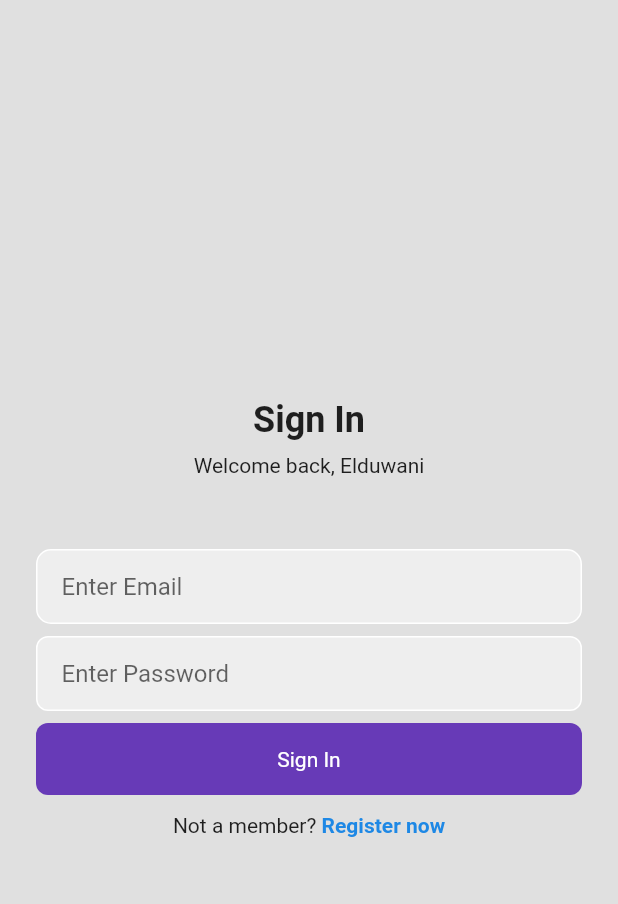
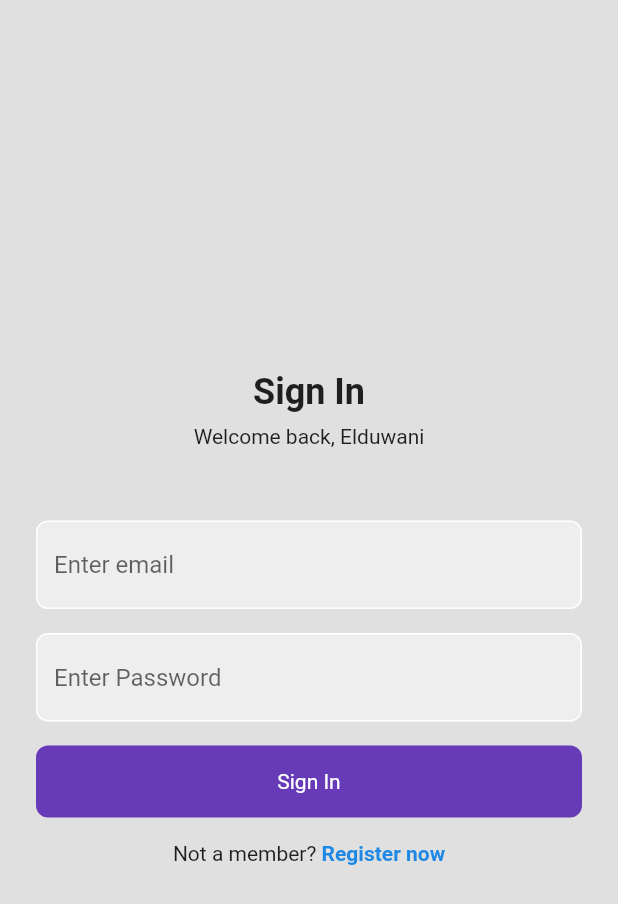
Before and after one commit to Elduwani/flutter-demo-app, a Flutter app: the screen it shows after launch, on a phone screen of 412 x 824 dp. Shown: the top 904 px of the screen. Run offline on Flutter 3.47's test engine with Material 2 defaults, Android fonts, the phone set to English and light mode, and no system bars; our stand-ins replace firebase_auth, firebase_core; accounts and stored records are empty.

Commit message:
added athentication

```diff
--- /dev/null
+++ b/lib/components/input.dart
@@ -0,0 +1,38 @@
+import 'package:flutter/material.dart';
+
+class Input extends StatelessWidget {
+  static const _unit = 8.0;
+  final TextEditingController controller;
+  final String? placeholder;
+  final bool obscureText;
+
+  const Input({
+    Key? key,
+    required this.controller,
+    required this.placeholder,
+    this.obscureText = false,
+  }) : super(key: key);
+
+  @override
+  Widget build(BuildContext context) {
+    return Padding(
+      padding: const EdgeInsets.symmetric(horizontal: _unit * 3),
+      child: TextField(
+        obscureText: obscureText,
+        controller: controller,
+        decoration: InputDecoration(
+          enabledBorder: const OutlineInputBorder(
+            borderSide: BorderSide(color: Colors.white),
+            borderRadius: BorderRadius.all(Radius.circular(_unit)),
+          ),
+          focusedBorder: const OutlineInputBorder(
+              borderSide: BorderSide(color: Colors.deepPurple),
+              borderRadius: BorderRadius.all(Radius.circular(_unit))),
+          hintText: placeholder,
+          fillColor: Colors.grey[200],
+          filled: true,
+        ),
+      ),
+    );
+  }
+}
--- a/lib/main.dart
+++ b/lib/main.dart
@@ -1,7 +1,10 @@
-import 'package:demo_app/pages/login.dart';
+import 'package:demo_app/pages/auth/index.dart';
 import 'package:flutter/material.dart';
+import 'package:firebase_core/firebase_core.dart';
 
-void main() {
+void main() async {
+  WidgetsFlutterBinding.ensureInitialized();
+  await Firebase.initializeApp();
   runApp(const MyApp());
 }
 
@@ -11,21 +14,10 @@ class MyApp extends StatelessWidget {
   // This widget is the root of your application.
   @override
   Widget build(BuildContext context) {
-    return MaterialApp(
+    return const MaterialApp(
       title: 'Flutter Demo',
-      theme: ThemeData(
-        // This is the theme of your application.
-        //
-        // Try running your application with "flutter run". You'll see the
-        // application has a blue toolbar. Then, without quitting the app, try
-        // changing the primarySwatch below to Colors.green and then invoke
-        // "hot reload" (press "r" in the console where you ran "flutter run",
-        // or simply save your changes to "hot reload" in a Flutter IDE).
-        // Notice that the counter didn't reset back to zero; the application
-        // is not restarted.
-        primarySwatch: Colors.blue,
-      ),
-      home: const LoginPage(title: 'Sign in to Sentry'),
+      debugShowCheckedModeBanner: false,
+      home: MainPage(),
     );
   }
 }
--- /dev/null
+++ b/lib/pages/auth/index.dart
@@ -0,0 +1,45 @@
+import 'package:demo_app/pages/auth/login.dart';
+import 'package:demo_app/pages/auth/register.dart';
+import 'package:firebase_auth/firebase_auth.dart';
+import 'package:flutter/material.dart';
+import '../home_page.dart';
+
+class MainPage extends StatelessWidget {
+  const MainPage({Key? key}) : super(key: key);
+
+  @override
+  Widget build(BuildContext context) {
+    return Scaffold(
+      body: StreamBuilder<User?>(
+        stream: FirebaseAuth.instance.authStateChanges(),
+        builder: (context, snapshot) {
+          if (snapshot.hasData) {
+            return const HomePage();
+          }
+          return const AuthPage();
+        },
+      ),
+    );
+  }
+}
+
+class AuthPage extends StatefulWidget {
+  const AuthPage({Key? key}) : super(key: key);
+  @override
+  State<AuthPage> createState() => _AuthPageState();
+}
+
+class _AuthPageState extends State<AuthPage> {
+  //Initially show the login page
+  bool showLoginPage = true;
+
+  void toggleScreen() => setState(() => showLoginPage = !showLoginPage);
+
+  @override
+  Widget build(BuildContext context) {
+    if (showLoginPage) {
+      return LoginPage(toggleScreen: toggleScreen);
+    }
+    return RegisterPage(toggleScreen: toggleScreen);
+  }
+}
--- /dev/null
+++ b/lib/pages/auth/login.dart
@@ -0,0 +1,121 @@
+import 'package:firebase_auth/firebase_auth.dart';
+import 'package:flutter/material.dart';
+
+import '../../components/input.dart';
+
+class LoginPage extends StatefulWidget {
+  // Fields in a Widget subclass are always marked "final".
+  final VoidCallback toggleScreen;
+  const LoginPage({
+    Key? key,
+    required this.toggleScreen,
+  }) : super(key: key);
+
+  @override
+  State<LoginPage> createState() => _LoginPageState();
+}
+
+class _LoginPageState extends State<LoginPage> {
+  final _username = 'Elduwani';
+  static const _unit = 8.0;
+  final _emailController = TextEditingController();
+  final _passwordController = TextEditingController();
+
+  @override
+  void dispose() {
+    _emailController.dispose();
+    _passwordController.dispose();
+    super.dispose();
+  }
+
+  Future signIn() async {
+    await FirebaseAuth.instance.signInWithEmailAndPassword(
+      email: _emailController.text.trim(),
+      password: _passwordController.text,
+    );
+  }
+
+  @override
+  Widget build(BuildContext context) {
+    // This method is rerun every time setState is called, for instance as done
+    // by the _incrementCounter method above.
+    //
+    // The Flutter framework has been optimized to make rerunning build methods
+    // fast, so that you can just rebuild anything that needs updating rather
+    // than having to individually change instances of widgets.
+    return Scaffold(
+      backgroundColor: Colors.grey[300],
+      body: SafeArea(
+        child: Center(
+          child: Column(
+            mainAxisAlignment: MainAxisAlignment.center,
+            children: [
+              const Text(
+                'Sign In',
+                style:
+                    TextStyle(fontWeight: FontWeight.bold, fontSize: _unit * 3),
+              ),
+              const SizedBox(height: _unit),
+              Text('Welcome back, $_username'),
+
+              //INPUT 1
+              const SizedBox(height: _unit * 6),
+              Input(
+                placeholder: 'Enter email',
+                controller: _emailController,
+              ),
+
+              //INPUT 2
+              const SizedBox(height: _unit * 2),
+              Input(
+                placeholder: "Enter Password",
+                controller: _passwordController,
+                obscureText: true,
+              ),
+
+              //BUTTON
+              const SizedBox(height: _unit * 2),
+              GestureDetector(
+                onTap: signIn,
+                child: Padding(
+                  padding: const EdgeInsets.symmetric(horizontal: _unit * 3),
+                  child: Container(
+                    padding: const EdgeInsets.all(_unit * 2),
+                    decoration: BoxDecoration(
+                      color: Colors.deepPurple,
+                      borderRadius: BorderRadius.circular(_unit),
+                    ),
+                    child: const Center(
+                        child: Text(
+                      'Sign In',
+                      style: TextStyle(color: Colors.white),
+                    )),
+                  ),
+                ),
+              ),
+
+              //Text
+              const SizedBox(height: _unit * 2),
+              Row(
+                mainAxisAlignment: MainAxisAlignment.center,
+                children: [
+                  const Text("Not a member? "),
+                  GestureDetector(
+                    onTap: widget.toggleScreen,
+                    child: Text(
+                      "Register now",
+                      style: TextStyle(
+                        color: Colors.blue[600],
+                        fontWeight: FontWeight.bold,
+                      ),
+                    ),
+                  ),
+                ],
+              )
+            ],
+          ),
+        ),
+      ),
+    );
+  }
+}
--- a/lib/pages/login.dart
+++ /dev/null
@@ -1,118 +0,0 @@
-import 'package:flutter/material.dart';
-
-class LoginPage extends StatefulWidget {
-  // Fields in a Widget subclass are always marked "final".
-  final String title;
-
-  const LoginPage({Key? key, required this.title}) : super(key: key);
-
-  @override
-  State<LoginPage> createState() => _LoginPageState();
-}
-
-class _LoginPageState extends State<LoginPage> {
-  final _username = 'Elduwani';
-  static const _unit = 8.0;
-
-  @override
-  Widget build(BuildContext context) {
-    // This method is rerun every time setState is called, for instance as done
-    // by the _incrementCounter method above.
-    //
-    // The Flutter framework has been optimized to make rerunning build methods
-    // fast, so that you can just rebuild anything that needs updating rather
-    // than having to individually change instances of widgets.
-    return Scaffold(
-      backgroundColor: Colors.grey[300],
-      body: SafeArea(
-        child: Center(
-          child: Column(
-            mainAxisAlignment: MainAxisAlignment.center,
-            children: [
-              const Text(
-                'Sign In',
-                style:
-                    TextStyle(fontWeight: FontWeight.bold, fontSize: _unit * 3),
-              ),
-              const SizedBox(height: _unit),
-              Text('Welcome back, $_username'),
-
-              //INPUT 1
-              const SizedBox(height: _unit * 6),
-              Padding(
-                padding: const EdgeInsets.symmetric(horizontal: _unit * 3),
-                child: Container(
-                  decoration: BoxDecoration(
-                      color: Colors.grey[200],
-                      border: Border.all(color: Colors.white),
-                      borderRadius: BorderRadius.circular(10)),
-                  child: const Padding(
-                    padding: EdgeInsets.only(left: _unit * 2),
-                    child: TextField(
-                      decoration: InputDecoration(
-                          border: InputBorder.none, hintText: "Enter Email"),
-                    ),
-                  ),
-                ),
-              ),
-
-              //INPUT 2
-              const SizedBox(height: _unit),
-              Padding(
-                padding: const EdgeInsets.symmetric(horizontal: _unit * 3),
-                child: Container(
-                  decoration: BoxDecoration(
-                      color: Colors.grey[200],
-                      border: Border.all(color: Colors.white),
-                      borderRadius: BorderRadius.circular(_unit)),
-                  child: const Padding(
-                    padding: EdgeInsets.only(left: _unit * 2),
-                    child: TextField(
-                      obscureText: true,
-                      decoration: InputDecoration(
-                          border: InputBorder.none, hintText: "Enter Password"),
-                    ),
-                  ),
-                ),
-              ),
-
-              //BUTTON
-              const SizedBox(height: _unit),
-              Padding(
-                padding: const EdgeInsets.symmetric(horizontal: _unit * 3),
-                child: Container(
-                  padding: const EdgeInsets.all(_unit * 2),
-                  decoration: BoxDecoration(
-                    color: Colors.deepPurple,
-                    borderRadius: BorderRadius.circular(_unit),
-                  ),
-                  child: const Center(
-                      child: Text(
-                    'Sign In',
-                    style: TextStyle(color: Colors.white),
-                  )),
-                ),
-              ),
-
-              //Text
-              const SizedBox(height: _unit * 1.5),
-              Row(
-                mainAxisAlignment: MainAxisAlignment.center,
-                children: [
-                  const Text("Not a member? "),
-                  Text(
-                    "Register now",
-                    style: TextStyle(
-                      color: Colors.blue[600],
-                      fontWeight: FontWeight.bold,
-                    ),
-                  ),
-                ],
-              )
-            ],
-          ),
-        ),
-      ),
-    );
-  }
-}
--- a/pubspec.yaml
+++ b/pubspec.yaml
@@ -3,7 +3,7 @@ description: A new Flutter project.
 
 # The following line prevents the package from being accidentally published to
 # pub.dev using `flutter pub publish`. This is preferred for private packages.
-publish_to: 'none' # Remove this line if you wish to publish to pub.dev
+publish_to: "none" # Remove this line if you wish to publish to pub.dev
 
 # The following defines the version and build number for your application.
 # A version number is three numbers separated by dots, like 1.2.43
@@ -30,10 +30,10 @@ dependencies:
   flutter:
     sdk: flutter
 
-
   # The following adds the Cupertino Icons font to your application.
   # Use with the CupertinoIcons class for iOS style icons.
   cupertino_icons: ^1.0.2
+  firebase_auth: ^3.4.1
 
 dev_dependencies:
   flutter_test:
@@ -51,7 +51,6 @@ dev_dependencies:
 
 # The following section is specific to Flutter packages.
 flutter:
-
   # The following line ensures that the Material Icons font is
   # included with your application, so that you can use the icons in
   # the material Icons class.
```
Also changed, not shown: lib/pages/auth/register.dart (added, +129 -0 lines), lib/pages/home_page.dart (added, +44 -0 lines), lib/components/download_button.dart (renamed from lib/pages/download_button.dart), pubspec.lock, 6 other files.
